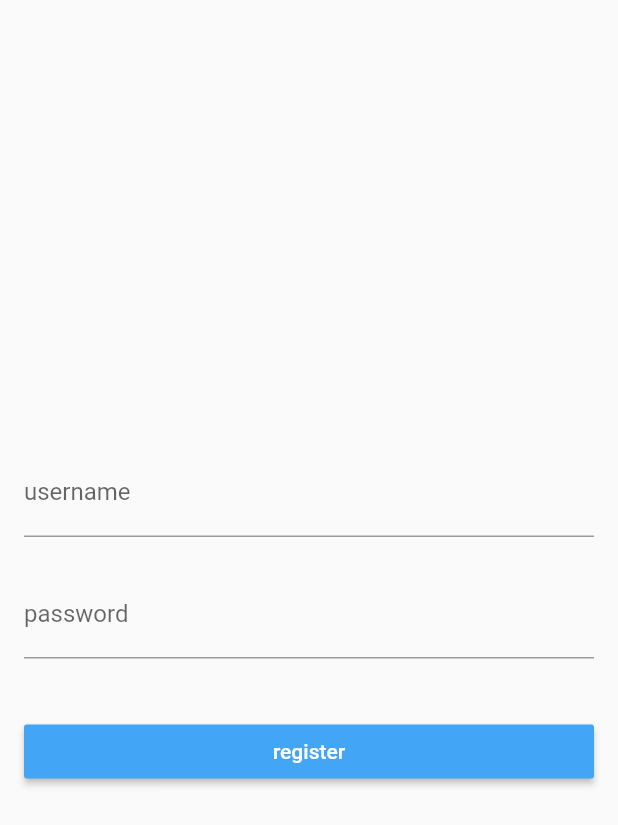
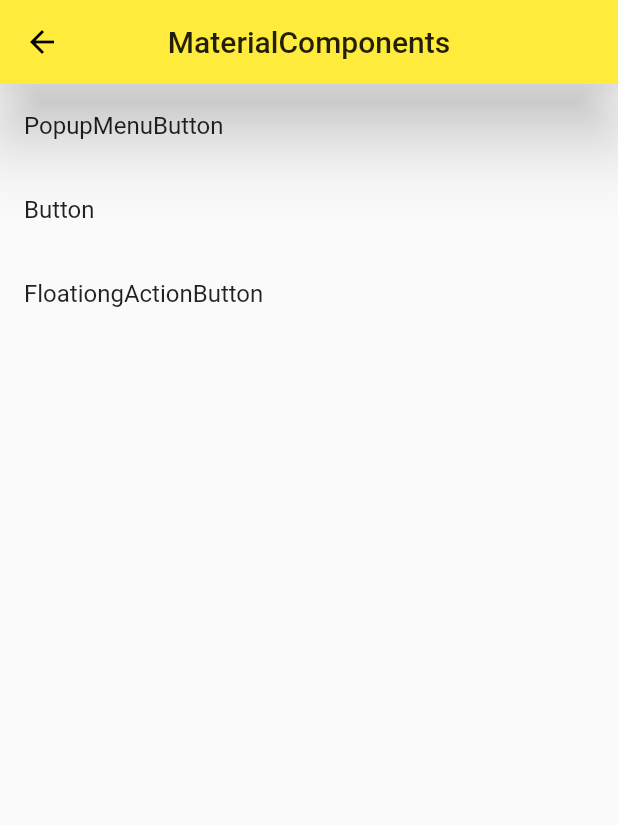
Before and after one commit to potDevil/flutter_first_app, a Flutter app: the screen it shows after launch, on a phone screen of 412 x 824 dp. Shown: the top 825 px of the screen. Run offline on Flutter 3.47's test engine with Material 2 defaults, Android fonts, the phone set to English and light mode, and no system bars.

Commit message:
添加按钮课程

```diff
--- /dev/null
+++ b/lib/demo/material_components.dart
@@ -0,0 +1,84 @@
+///Created by fuzhi on 2019-06-04
+
+import 'package:flutter/material.dart';
+import 'package:flutter_app/demo/popup_menu_button_demo.dart';
+
+import 'button_demo.dart';
+import 'floating_action_button_demo.dart';
+
+class MaterialComponents extends StatelessWidget {
+  @override
+  Widget build(BuildContext context) {
+    return Scaffold(
+      appBar: AppBar(
+        centerTitle: true,
+        title: Text('MaterialComponents'),
+        // 阴影
+        elevation: 20,
+      ),
+      body: ListView(
+        children: <Widget>[
+          ListItem(
+            title: 'PopupMenuButton',
+            page: PopupMenuButtonDemo(),
+          ),
+          ListItem(
+            title: 'Button',
+            page: ButtonDemo(),
+          ),
+          ListItem(
+            title: 'FloationgActionButton',
+            page: FloatingActionButtonDemo(),
+          ),
+        ],
+      ),
+    );
+  }
+}
+
+class _WidgetDemo extends StatelessWidget {
+  @override
+  Widget build(BuildContext context) {
+    return Scaffold(
+      appBar: AppBar(
+        centerTitle: true,
+        title: Text('WidgetDemo'),
+        elevation: 0,
+      ),
+      body: Container(
+        padding: EdgeInsets.all(16),
+        child: Column(
+          mainAxisAlignment: MainAxisAlignment.center,
+          children: <Widget>[
+            Row(
+              mainAxisAlignment: MainAxisAlignment.center,
+              children: <Widget>[],
+            ),
+          ],
+        ),
+      ),
+    );
+  }
+}
+
+class ListItem extends StatelessWidget {
+  final Widget page;
+  final String title;
+
+  ListItem({
+    this.page,
+    this.title,
+  });
+
+  @override
+  Widget build(BuildContext context) {
+    return ListTile(
+      title: Text(title),
+      onTap: () {
+        Navigator.of(context).push(
+          MaterialPageRoute(builder: (context) => page),
+        );
+      },
+    );
+  }
+}
--- a/lib/main.dart
+++ b/lib/main.dart
@@ -7,6 +7,7 @@ import 'demo/drawer_demo.dart';
 import 'demo/form_demo.dart';
 import 'demo/layout_demo.dart';
 import 'demo/listview_demo.dart';
+import 'demo/material_components.dart';
 import 'demo/nihao_demo.dart';
 import 'demo/view_demo.dart';
 
@@ -19,11 +20,12 @@ class App extends StatelessWidget {
       debugShowCheckedModeBanner: false,
 //      home: Home(), // Scaffold
       // 设置初始路由
-      initialRoute: '/form',
+      initialRoute: '/mdc',
       routes: {
         '/': (context) => Home(),
         '/favorite': (context) => FavoriteDemo(title: 'favorite'),
         '/form': (context) => FormDemo(),
+        '/mdc': (context) => MaterialComponents(),
       },
       theme: ThemeData(
         primarySwatch: Colors.yellow, // 主题颜色
```
Also changed, not shown: lib/demo/button_demo.dart (added, +219 -0 lines), lib/demo/floating_action_button_demo.dart (added, +56 -0 lines), lib/demo/popup_menu_button_demo.dart (added, +61 -0 lines), 1 other file.
